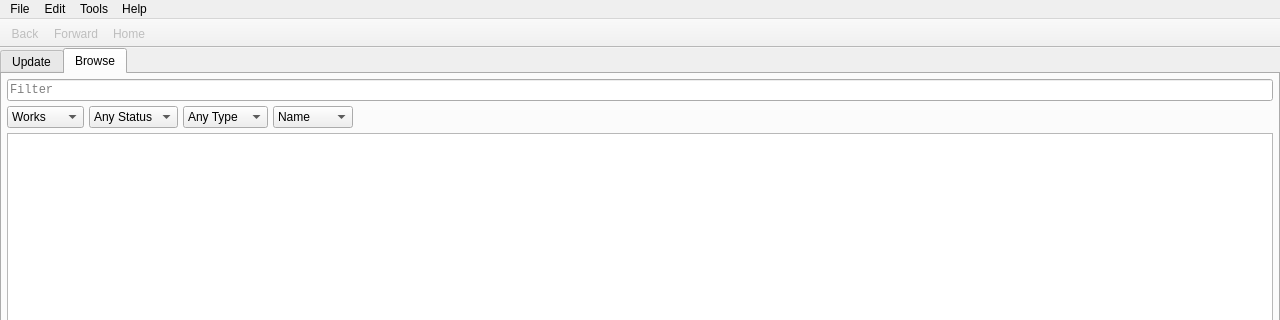
Above: src/UI/MainWindow/MainWindow.ui from NikolaRoev/Tracker before the change; both pictures show x 0 to 1280 and y 0 to 320 of the 1280 by 720 pixel window. Below: the same form after it.
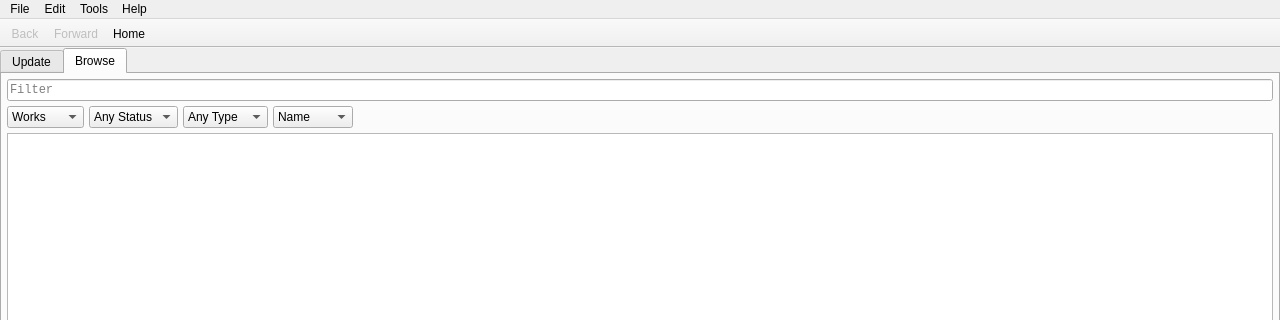
That is the form after the change. Icons and pictures are not drawn.

The edit to the form file:
```diff
--- a/src/UI/MainWindow/MainWindow.ui
+++ b/src/UI/MainWindow/MainWindow.ui
@@ -537,9 +537,6 @@
    </property>
   </action>
   <action name="actionHome">
-   <property name="enabled">
-    <bool>false</bool>
-   </property>
    <property name="icon">
     <iconset resource="../../../resources/resources.qrc">
      <normaloff>:/general/house.png</normaloff>:/general/house.png</iconset>
```
